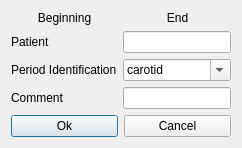
Qt form dyngraph/designer/periodexport.ui (jaj42/GraPhysio) before a commit.
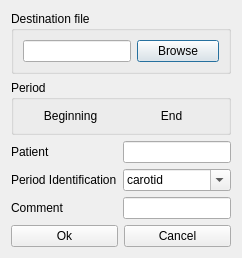
The same form after that commit.

Commit message: Add destination file to export dialog.

```diff
--- a/dyngraph/designer/periodexport.ui
+++ b/dyngraph/designer/periodexport.ui
@@ -7,7 +7,30 @@
   </property>
   <layout class="QVBoxLayout" name="verticalLayout">
    <item>
-    <layout class="QHBoxLayout" name="horizontalLayout">
+    <widget class="QGroupBox" name="groupBox">
+     <property name="title">
+      <string>Destination file</string>
+     </property>
+     <layout class="QFormLayout" name="formLayout_3">
+      <item row="0" column="1">
+       <widget class="QPushButton" name="btnBrowse">
+        <property name="text">
+         <string>Browse</string>
+        </property>
+       </widget>
+      </item>
+      <item row="0" column="0">
+       <widget class="QLineEdit" name="txtFile"/>
+      </item>
+     </layout>
+    </widget>
+   </item>
+   <item>
+    <widget class="QGroupBox" name="groupBox_2">
+     <property name="title">
+      <string>Period</string>
+     </property>
+     <layout class="QHBoxLayout" name="horizontalLayout_2">
      <item>
       <widget class="QLabel" name="lblPeriodStart">
        <property name="sizePolicy">
@@ -41,6 +64,7 @@
       </widget>
      </item>
     </layout>
+    </widget>
    </item>
    <item>
     <layout class="QFormLayout" name="formLayout">
```
Lines whose indentation alone changed are shown as unchanged.
